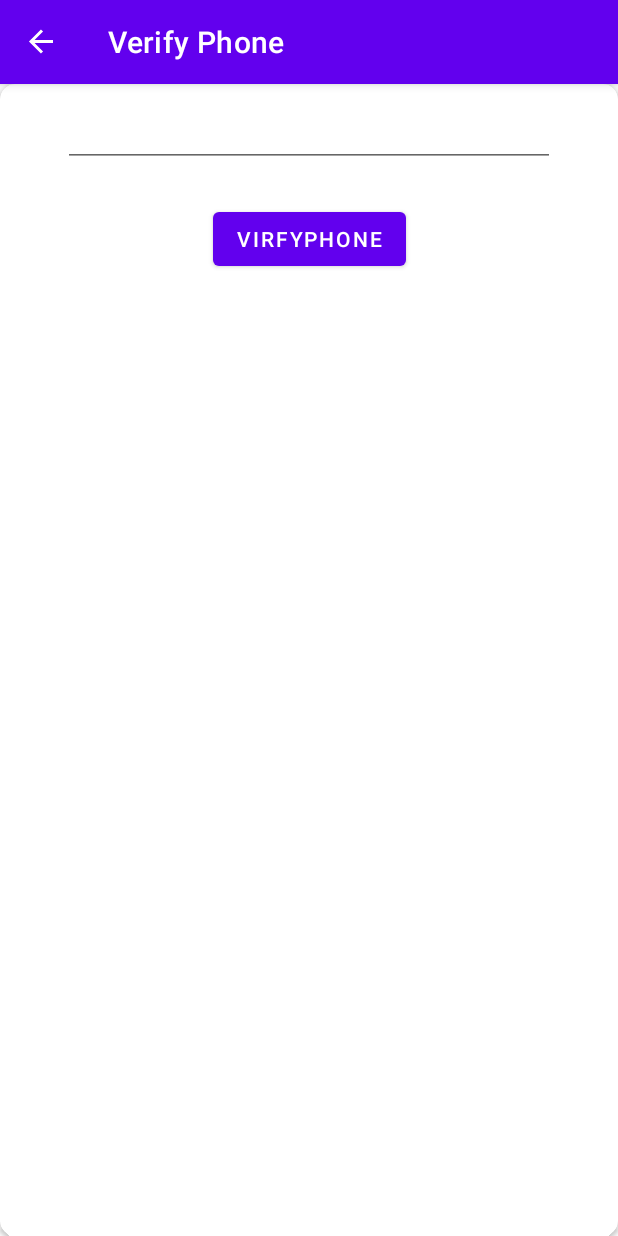
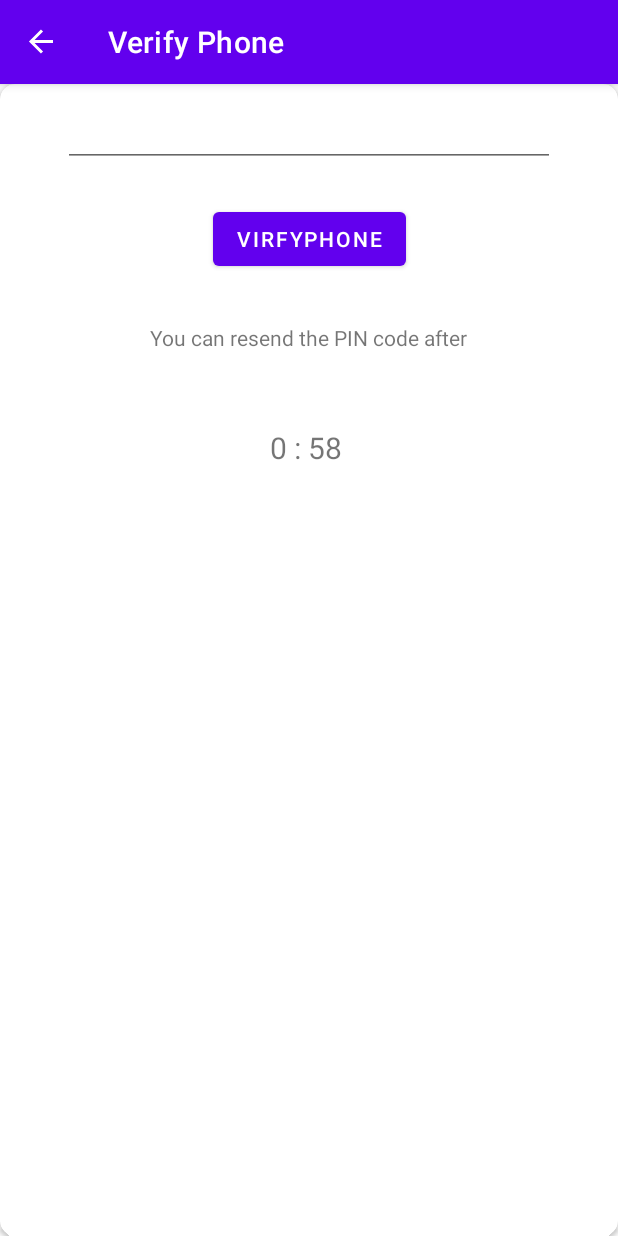
Before and after one commit to zaynob24/Moqaida, an Android app: the VerifyPhoneFragment screen opened through its navigation route, on a phone screen of 412 x 824 dp. Run offline under Robolectric (Android 15) with nearby library versions, the phone set to English and light mode, and no system bars; our stand-ins replace Firebase (no records; nobody signed in at launch, a user with empty details on screens opened directly), Picasso, navigation-ui; pictures from the network do not load; 5 statements that could not run were skipped.

Commit message:
"working in verify phone RegisterValidations and unit test"

```diff
--- a/app/src/main/java/com/example/moqaida/views/idintity/phone/VerifyPhoneFragment.kt
+++ b/app/src/main/java/com/example/moqaida/views/idintity/phone/VerifyPhoneFragment.kt
@@ -2,6 +2,7 @@ package com.example.moqaida.views.idintity.phone
 
 import android.app.ProgressDialog
 import android.os.Bundle
+import android.os.CountDownTimer
 import android.util.Log
 import androidx.fragment.app.Fragment
 import android.view.LayoutInflater
@@ -25,8 +26,8 @@ class VerifyPhoneFragment : Fragment() {
     private lateinit var binding: FragmentVierfyPhoneBinding
     private lateinit var progressDialog: ProgressDialog
 
-    val phoneNumber = "+966548048523"
-    //private lateinit var phoneNumber : String
+    //val phoneNumber = "+966548048523"
+    private lateinit var phoneNumber : String
 
     //create an instance of FirebaseAuth and initialize it with the FirebaseAuth.getInstance() method
     var auth = FirebaseAuth.getInstance()
@@ -41,9 +42,9 @@ class VerifyPhoneFragment : Fragment() {
         savedInstanceState: Bundle?
     ): View? {
 
-//        phoneNumber = arguments?.getString(PHONE_ID_KEY)!!
-//
-//        Log.d(TAG,"see:"+ phoneNumber)
+        phoneNumber = arguments?.getString(PHONE_ID_KEY)!!
+
+        Log.d(TAG,"see:"+ phoneNumber)
 
         progressDialog = ProgressDialog(requireActivity())
         progressDialog.setTitle("Loading...")
@@ -53,52 +54,53 @@ class VerifyPhoneFragment : Fragment() {
 
           //TODO------------------------------
 
-        //set the language of the SMS text that will be sent with the setLanuageCode() method.
+        //set the language of the SMS text that will be sent with the setLanguageCode() method.
         auth.setLanguageCode(Locale.getDefault().language)
 
 
         //-----------------------------------------------------------------------------------------------------------//
 
-//        callbacks = object : PhoneAuthProvider.OnVerificationStateChangedCallbacks() {
-//
-//            override fun onVerificationCompleted(credential: PhoneAuthCredential) {
-//                // This callback will be invoked in two situations:
-//                // 1 - Instant verification. In some cases the phone number can be instantly
-//                //     verified without needing to send or enter a verification code.
-//                // 2 - Auto-retrieval. On some devices Google Play services can automatically
-//                //     detect the incoming verification SMS and perform verification without
-//                //     user action.
-//                Log.d(TAG, "onVerificationCompleted:$credential")
-//            }
-//
-//            override fun onVerificationFailed(e: FirebaseException) {
-//                // This callback is invoked in an invalid request for verification is made,
-//                // for instance if the the phone number format is not valid.
-//                Log.d(TAG, "onVerificationFailed", e)
-//
-//                if (e is FirebaseAuthInvalidCredentialsException) {
-//                    // Invalid request
-//                } else if (e is FirebaseTooManyRequestsException) {
-//                    // The SMS quota for the project has been exceeded
-//                }
-//
-//                // Show a message and update the UI
-//            }
-//
-//            override fun onCodeSent(
-//                verificationId: String,
-//                token: PhoneAuthProvider.ForceResendingToken
-//            ) {
-//                // The SMS verification code has been sent to the provided phone number, we
-//                // now need to ask the user to enter the code and then construct a credential
-//                // by combining the code with a verification ID.
-//                Log.d(TAG, "onCodeSent:$verificationId")
-//
-//                // Save verification ID and resending token so we can use them later
-//                storedVerificationId = verificationId
-//                resendToken = token
-//            }
-//        }
+        callbacks = object : PhoneAuthProvider.OnVerificationStateChangedCallbacks() {
+
+            override fun onVerificationCompleted(credential: PhoneAuthCredential) {
+                // This callback will be invoked in two situations:
+                // 1 - Instant verification. In some cases the phone number can be instantly
+                //     verified without needing to send or enter a verification code.
+                // 2 - Auto-retrieval. On some devices Google Play services can automatically
+                //     detect the incoming verification SMS and perform verification without
+                //     user action.
+                Log.d(TAG, "onVerificationCompleted:$credential")
+            }
+
+            override fun onVerificationFailed(e: FirebaseException) {
+                // This callback is invoked in an invalid request for verification is made,
+                // for instance if the the phone number format is not valid.
+                Log.d(TAG, "onVerificationFailed", e)
+
+                if (e is FirebaseAuthInvalidCredentialsException) {
+                    // Invalid request
+                } else if (e is FirebaseTooManyRequestsException) {
+                    // The SMS quota for the project has been exceeded
+                }
+
+                Toast.makeText(requireActivity(), e.message, Toast.LENGTH_SHORT).show()
+                // Show a message and update the UI
+            }
+
+            override fun onCodeSent(
+                verificationId: String,
+                token: PhoneAuthProvider.ForceResendingToken
+            ) {
+                // The SMS verification code has been sent to the provided phone number, we
+                // now need to ask the user to enter the code and then construct a credential
+                // by combining the code with a verification ID.
+                Log.d(TAG, "onCodeSent:$verificationId")
+
+                // Save verification ID and resending token so we can use them later
+                storedVerificationId = verificationId
+                resendToken = token
+            }
+        }
 
 
 //---------------------------------------------------------------------------------------------------------------------------//
@@ -110,6 +112,16 @@ class VerifyPhoneFragment : Fragment() {
     override fun onViewCreated(view: View, savedInstanceState: Bundle?) {
         super.onViewCreated(view, savedInstanceState)
 
+
+        //----------------------------------------------------------------------------------------------------//
+
+
+        // one minute timer before asking for another OPT pin
+        timer()
+
+        binding.resendPIN.setOnClickListener {
+            timer()
+        }
         //----------------------------------------------------------------------------------------------------//
 
         //TODO------------------------------
@@ -123,17 +135,31 @@ class VerifyPhoneFragment : Fragment() {
 //            .build()
 //        PhoneAuthProvider.verifyPhoneNumber(options)
 //        Log.d(TAG,phoneNumber)
-//        //-----------------------------------------------------------------//
 
+        getOPT()
+        //-----------------------------------------------------------------//
+
+        binding.resendPIN.setOnClickListener {
+
+            getOPT()
+        }
 
         //TODO------------------------------
 
 
+        // take pin number that user entered then signInWithPhoneAuthCredential
+        // (check if pin number that user entered same as the pin user receive from firebase)
         binding.virfyPhoneTVButton.setOnClickListener {
 
-            val credential = PhoneAuthProvider.getCredential(storedVerificationId!!, binding.virfyPhoneTV.text.toString())
+            val pinNumber = binding.virfyPhoneTV.text.toString()
+            if (pinNumber.isNotEmpty()||pinNumber.isNotBlank()){
 
-            signInWithPhoneAuthCredential(credential)
+                val credential = PhoneAuthProvider.getCredential(storedVerificationId!!, pinNumber)
+                signInWithPhoneAuthCredential(credential)
+            }else{
+                Toast.makeText(requireActivity(), R.string.not_empty_massage, Toast.LENGTH_SHORT).show()
+            }
+
 
         }
 
@@ -170,4 +196,41 @@ class VerifyPhoneFragment : Fragment() {
 
     //--------------------------------------------------------------------------------------------------//
 
+
+   private fun timer(){
+
+       binding.resendPIN.visibility = View.INVISIBLE
+       binding.timerMassage.visibility = View.VISIBLE
+       binding.timerText.visibility = View.VISIBLE
+
+        val timer = object: CountDownTimer(60000, 1000) {
+            override fun onTick(millisUntilFinished: Long) {
+
+                val seconds:Long=(millisUntilFinished / 1000) % 60
+                val minutes:Long=(millisUntilFinished / 60000)
+                binding.timerText.setText("$minutes : $seconds " )
+            }
+
+            override fun onFinish() {
+
+                binding.timerMassage.visibility = View.INVISIBLE
+                binding.timerText.visibility = View.INVISIBLE
+                binding.resendPIN.visibility = View.VISIBLE
+            }
+        }
+        timer.start()
 }
+
+    fun getOPT(){
+        Log.d(TAG,phoneNumber)
+        val options = PhoneAuthOptions.newBuilder(auth)
+            .setPhoneNumber(phoneNumber)       // Phone number to verify
+            .setTimeout(60L, TimeUnit.SECONDS) // Timeout and unit
+            .setActivity(requireActivity())                 // Activity (for callback binding)
+            .setCallbacks(callbacks)          // OnVerificationStateChangedCallbacks
+            .build()
+        PhoneAuthProvider.verifyPhoneNumber(options)
+        Log.d(TAG,phoneNumber)
+    }
+
+}
--- a/app/src/main/res/layout/fragment_vierfy_phone.xml
+++ b/app/src/main/res/layout/fragment_vierfy_phone.xml
@@ -2,7 +2,6 @@
 <androidx.cardview.widget.CardView xmlns:android="http://schemas.android.com/apk/res/android"
     xmlns:app="http://schemas.android.com/apk/res-auto"
     xmlns:tools="http://schemas.android.com/tools"
-android:id="@+id/linearLayout"
     android:layout_width="match_parent"
     android:layout_height="match_parent"
     android:gravity="center"
@@ -38,6 +37,46 @@ app:contentPadding="10dp"
             app:layout_constraintStart_toStartOf="parent"
             tools:layout_editor_absoluteY="91dp" />
 
+        <TextView
+            android:id="@+id/timer_massage"
+            android:layout_width="wrap_content"
+            android:layout_height="wrap_content"
+            android:layout_marginStart="16dp"
+            android:layout_marginTop="32dp"
+            android:layout_marginEnd="16dp"
+            android:text="@string/resend_pin_code_massage"
+            app:layout_constraintEnd_toEndOf="parent"
+            app:layout_constraintStart_toStartOf="parent"
+            app:layout_constraintTop_toBottomOf="@+id/virfyPhoneTVButton" />
+
+        <TextView
+            android:id="@+id/timer_text"
+            android:layout_width="wrap_content"
+            android:layout_height="wrap_content"
+            android:layout_marginStart="32dp"
+            android:layout_marginTop="50dp"
+            android:layout_marginEnd="32dp"
+            android:text="TextView"
+            android:textSize="20sp"
+            app:layout_constraintEnd_toEndOf="parent"
+            app:layout_constraintStart_toStartOf="parent"
+            app:layout_constraintTop_toBottomOf="@+id/timer_massage" />
+
+        <TextView
+            android:id="@+id/resendPIN"
+            android:layout_width="wrap_content"
+            android:layout_height="wrap_content"
+            android:layout_marginStart="16dp"
+            android:layout_marginTop="67dp"
+            android:layout_marginEnd="16dp"
+            android:text="@string/resend_pin_code"
+            android:textColor="@color/colorSecondary"
+            android:textSize="20sp"
+            android:visibility="invisible"
+            app:layout_constraintEnd_toEndOf="parent"
+            app:layout_constraintStart_toStartOf="parent"
+            app:layout_constraintTop_toBottomOf="@+id/virfyPhoneTVButton" />
+
     </androidx.constraintlayout.widget.ConstraintLayout>
 
 </androidx.cardview.widget.CardView>
--- a/app/src/main/res/values/strings.xml
+++ b/app/src/main/res/values/strings.xml
@@ -265,6 +265,9 @@
     <string name="user_registers_successfully">User Registers Successfully</string>
     <string name="user_logged_in_successfully">User Logged in Successfully</string>
 
+    <string name="invalid_email">Invalid email</string>
+    <string name="invalid_password_massage">Your password should be at least 8 characters,contains 1 special character,small and capital characters</string>
+
 
     <!--  bartering-popup -->
     <string name="want_to_bartered">want to bartered !</string>
@@ -333,6 +336,7 @@
     <!-- Error massage -->
     <string name="required">Required</string>
     <string name="fill_required">please fill required</string>
+    <string name="not_empty_massage">field should not be empty</string>
 
     <!--    Bartering Dialog Fragment-->
     <string name="send_request_successfully">your requests has been sent</string>
@@ -344,4 +348,9 @@
 
     <!--   Bartering Request       -->
     <string name="hi_iam">Hi , I’m</string>
+
+    <!--   Verify phone       -->
+    <string name="resend_pin_code_massage">You can resend the PIN code after</string>
+    <string name="resend_pin_code">Resend PIN code</string>
+
 </resources>
```
Also changed, not shown: app/src/main/java/com/example/moqaida/util/RegisterValidations.kt (added, +36 -0 lines), app/src/main/java/com/example/moqaida/views/idintity/SignUpFragment.kt (+26 -3 lines), app/src/main/java/com/example/moqaida/views/main/UpdateItemFragment.kt (+13 -5 lines), 1 other file. Lines whose indentation alone changed are shown as unchanged.
